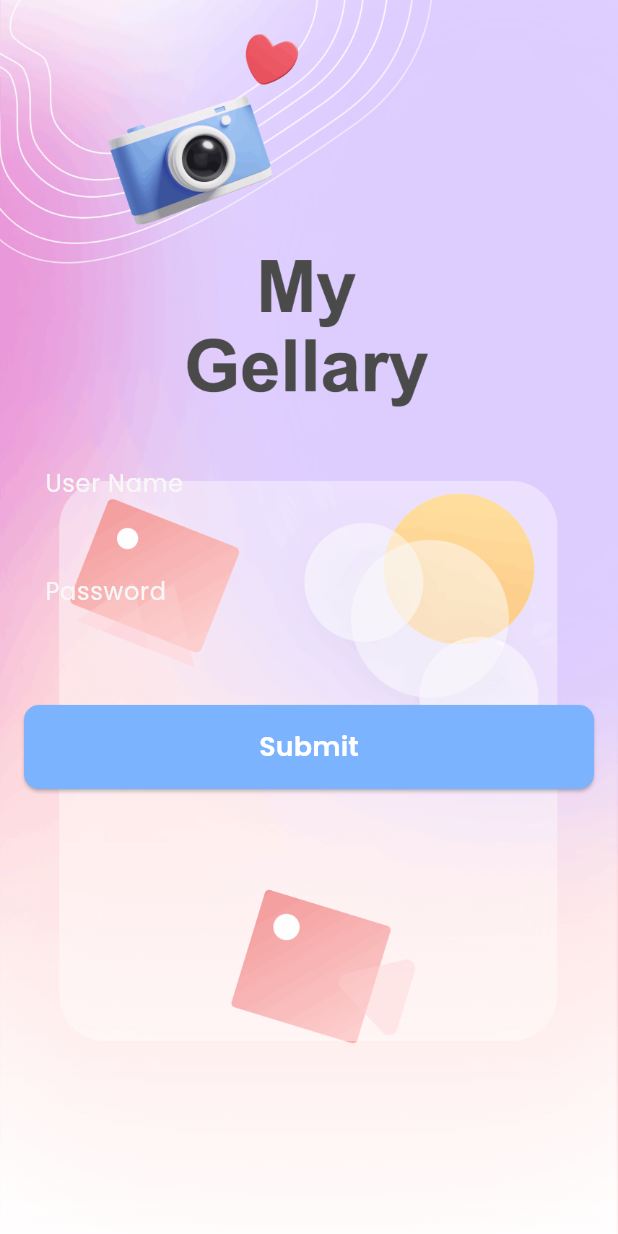
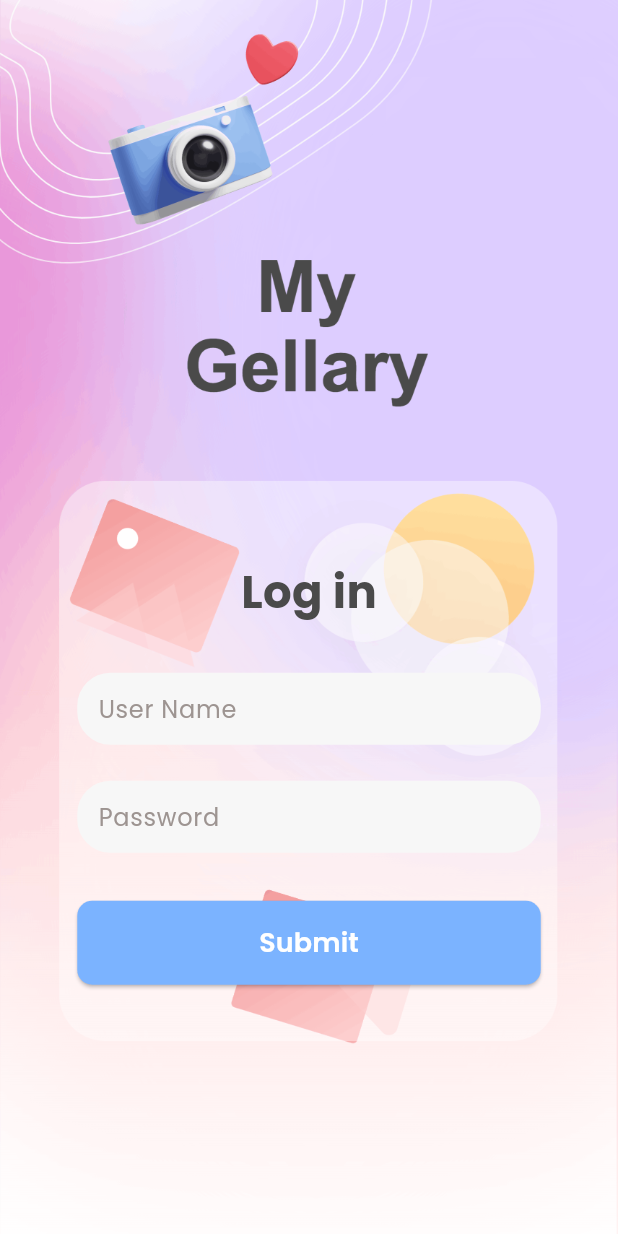
Before and after one commit to khaledkhalifa74/MyGalleryMobileApplication, a Flutter app: the screen it shows after launch, on a phone screen of 412 x 824 dp. Run offline on Flutter 3.47's test engine with Material 3 defaults, Android fonts, the phone set to English and light mode, and no system bars; our stand-ins replace flutter_screenutil, fluttertoast, google_fonts.

Commit message:
finish login UI

```diff
--- a/lib/core/utils/colors.dart
+++ b/lib/core/utils/colors.dart
@@ -6,6 +6,7 @@ const kBorderColor = Color(0xffD8D8D8);
 const kHintTextColor = Color(0xff9D9491);
 const kTextFieldColor = Color(0xffF7F7F7);
 const kButtonColor = Color(0xff7BB3FF);
+const kTextColor = Color(0xff4a4a4a);
 const kWhiteColor = Colors.white;
 const kBlackColor = Colors.black;
 const kErrorColor = Color(0xffEC0000);
--- a/lib/core/utils/styles.dart
+++ b/lib/core/utils/styles.dart
@@ -57,7 +57,11 @@ abstract class Styles {
     fontWeight: FontWeight.w700,
     color: kBlackColor,
   );
-
+  static TextStyle textStyle30 = TextStyle(
+    fontSize: 30.spMin,
+    fontWeight: FontWeight.w700,
+    color: kTextColor,
+  );
   static TextStyle textStyle32 = TextStyle(
     fontSize: 32.spMin,
     fontWeight: FontWeight.w700,
--- a/lib/features/Authentication/presentation/views/widgets/custom_text_field_with_title.dart
+++ b/lib/features/Authentication/presentation/views/widgets/custom_text_field_with_title.dart
@@ -55,7 +55,7 @@ class CustomTextFormField extends StatelessWidget {
         decoration: InputDecoration(
           hintText: placeholder,
           hintStyle: Styles.textStyle16.copyWith(
-            color: kTextFieldColor,
+            color: kHintTextColor,
           ),
           focusedBorder: const OutlineInputBorder(
               borderRadius: BorderRadius.all(Radius.circular(22)),
@@ -75,7 +75,8 @@ class CustomTextFormField extends StatelessWidget {
           errorBorder: const OutlineInputBorder(
               borderRadius: BorderRadius.all(Radius.circular(22)),
               borderSide: BorderSide.none,),
-          fillColor: kWhiteColor,
+          fillColor: kTextFieldColor,
+          filled: true,
           contentPadding:
           const EdgeInsets.fromLTRB(10.0, 10.0, 10.0, 10.0),
         ),
--- a/lib/features/Authentication/presentation/views/widgets/login_view_body.dart
+++ b/lib/features/Authentication/presentation/views/widgets/login_view_body.dart
@@ -2,6 +2,7 @@ import 'package:flutter/material.dart';
 import 'package:flutter/services.dart';
 import 'package:fluttertoast/fluttertoast.dart';
 import 'package:my_gallery/core/utils/assets.dart';
+import 'package:my_gallery/core/utils/styles.dart';
 import 'package:my_gallery/core/widgets/custom_loading_indicator.dart';
 import 'package:my_gallery/features/Authentication/presentation/views/widgets/custom_button.dart';
 import 'package:my_gallery/features/Authentication/presentation/views/widgets/custom_text_field_with_title.dart';
@@ -17,11 +18,11 @@ class _LoginViewBodyState extends State<LoginViewBody> {
   FToast fToast = FToast();
   bool isLoading = false;
   final _loginFormKey = GlobalKey<FormState>();
-  TextEditingController emailController = TextEditingController();
+  TextEditingController userNameController = TextEditingController();
   TextEditingController passwordController = TextEditingController();
   @override
   void dispose() {
-    emailController.dispose();
+    userNameController.dispose();
     passwordController.dispose();
     super.dispose();
   }
@@ -49,7 +50,18 @@ class _LoginViewBodyState extends State<LoginViewBody> {
             child: SingleChildScrollView(
               child: Column(
                 children: [
+                  SizedBox(
+                    height: MediaQuery.of(context).size.height *.25,
+                  ),
+                  Text(
+                    'Log in',
+                    style: Styles.textStyle30,
+                  ),
+                  const SizedBox(
+                    height: 32,
+                  ),
                   CustomTextFormField(
+                    width: MediaQuery.of(context).size.width * 0.75,
                     validator: (data){
                       if (data!.isEmpty) {
                         return 'Please enter your email';
@@ -59,7 +71,7 @@ class _LoginViewBodyState extends State<LoginViewBody> {
                       }
                       return null;
                     },
-                    controller: emailController,
+                    controller: userNameController,
                     placeholder: 'User Name',
                     inputType: TextInputType.emailAddress,
                   ),
@@ -67,16 +79,18 @@ class _LoginViewBodyState extends State<LoginViewBody> {
                     height: 24,
                   ),
                   CustomTextFormField(
+                    width: MediaQuery.of(context).size.width * 0.75,
                     obscureText: true,
                     controller: passwordController,
                     placeholder: 'Password',
                     validateMessage: 'Please enter your password',
                   ),
                   const SizedBox(
-                    height: 52,
+                    height: 32,
                   ),
                   isLoading ? const Center(child: CustomLoadingIndicator())
                       : CustomButton(
+                      width: MediaQuery.of(context).size.width * 0.75,
                         text: 'Submit',
                         itemCallBack: ()async {
                           if (_loginFormKey.currentState!.validate()) {
```
